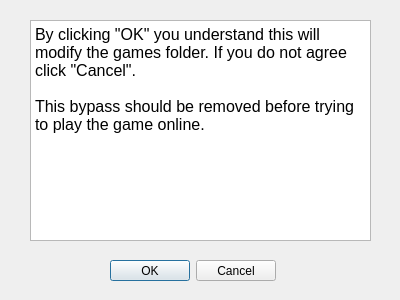
ChrisS02/BPM, file confirmation.ui: the form before one commit.
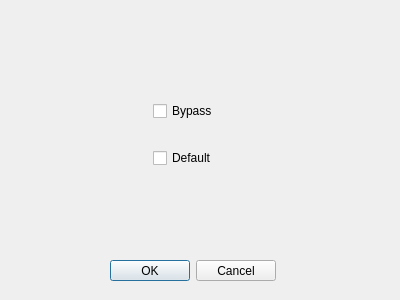
The form after the commit.

```diff
--- a/confirmation.ui
+++ b/confirmation.ui
@@ -26,22 +26,37 @@
     <set>QDialogButtonBox::Cancel|QDialogButtonBox::Ok</set>
    </property>
   </widget>
-  <widget class="QTextBrowser" name="textBrowser">
+  <widget class="QWidget" name="">
    <property name="geometry">
     <rect>
-     <x>30</x>
-     <y>20</y>
-     <width>341</width>
-     <height>221</height>
+     <x>120</x>
+     <y>80</y>
+     <width>131</width>
+     <height>111</height>
     </rect>
    </property>
-   <property name="html">
-    <string>&lt;!DOCTYPE HTML PUBLIC &quot;-//W3C//DTD HTML 4.0//EN&quot; &quot;http://www.w3.org/TR/REC-html40/strict.dtd&quot;&gt;
-&lt;html&gt;&lt;head&gt;&lt;meta name=&quot;qrichtext&quot; content=&quot;1&quot; /&gt;&lt;style type=&quot;text/css&quot;&gt;
-p, li { white-space: pre-wrap; }
-&lt;/style&gt;&lt;/head&gt;&lt;body style=&quot; font-family:'MS Shell Dlg 2'; font-size:8.25pt; font-weight:400; font-style:normal;&quot;&gt;
-&lt;p style=&quot; margin-top:0px; margin-bottom:0px; margin-left:0px; margin-right:0px; -qt-block-indent:0; text-indent:0px;&quot;&gt;&lt;span style=&quot; font-size:12pt;&quot;&gt;By clicking &amp;quot;OK&amp;quot; you understand this will modify the games folder. If you do not agree click &amp;quot;Cancel&amp;quot;. &lt;br /&gt;&lt;br /&gt;This bypass should be removed before trying to play the game online. &lt;/span&gt;&lt;/p&gt;&lt;/body&gt;&lt;/html&gt;</string>
-   </property>
+   <layout class="QVBoxLayout" name="verticalLayout">
+    <item alignment="Qt::AlignHCenter">
+     <widget class="QCheckBox" name="bypassCBox">
+      <property name="text">
+       <string>Bypass</string>
+      </property>
+      <property name="autoExclusive">
+       <bool>false</bool>
+      </property>
+     </widget>
+    </item>
+    <item alignment="Qt::AlignHCenter">
+     <widget class="QCheckBox" name="defaultCBox">
+      <property name="text">
+       <string>Default</string>
+      </property>
+      <property name="autoExclusive">
+       <bool>false</bool>
+      </property>
+     </widget>
+    </item>
+   </layout>
   </widget>
  </widget>
  <resources/>
```
